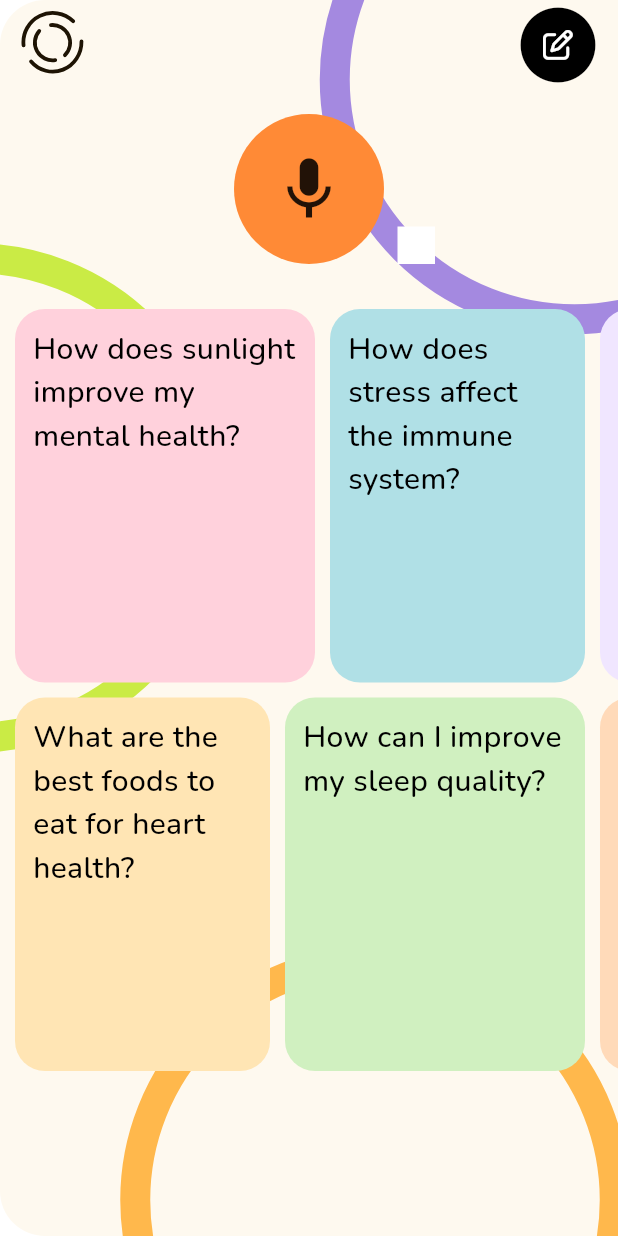
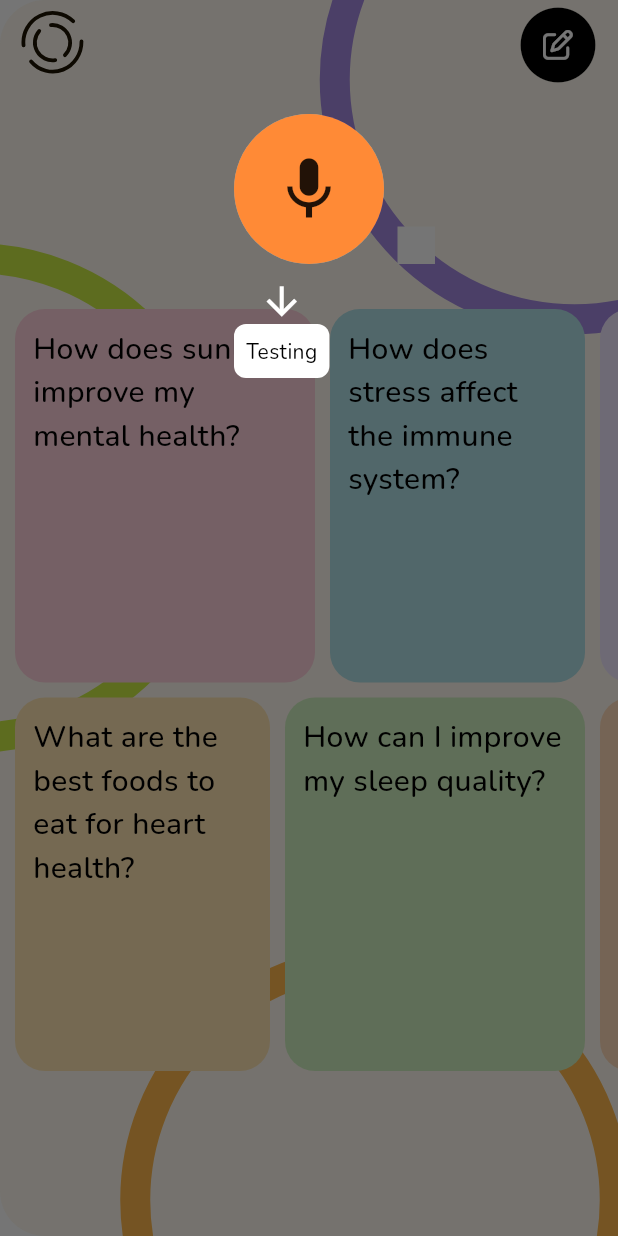
Before and after one commit to KhromeM/meddy, a Flutter app: the screen it shows once a user with an empty profile is signed in, on a phone screen of 412 x 824 dp. Run offline on Flutter 3.47's test engine with Material 3 defaults, Android fonts, the phone set to English and light mode, and no system bars; our stand-ins replace firebase_auth, firebase_core, flutter_markdown, flutter_riverpod, flutter_svg, font_awesome_flutter and 3 more; missing offline and left inert: jumping_dot, record, sound_stream; accounts and stored records are empty.

Commit message:
added tutorial_overlay in home page for mic

```diff
--- a/mobile/lib/pages/my_home_page.dart
+++ b/mobile/lib/pages/my_home_page.dart
@@ -5,6 +5,7 @@ import 'package:meddymobile/widgets/high_contrast_mode.dart';
 import 'package:meddymobile/widgets/main_background.dart';
 import 'package:meddymobile/widgets/mic_page.dart';
 import 'package:meddymobile/widgets/custom_app_bar.dart';
+import 'package:meddymobile/widgets/tutorial_overlay.dart';
 
 class MyHomePage extends StatefulWidget {
   const MyHomePage({super.key});
@@ -56,6 +57,16 @@ class _MyHomePageState extends State<MyHomePage> {
   //   'assets/image20.jpg'
   // ];
 
+  GlobalKey _micButtonKey = GlobalKey();
+
+  @override
+  void initState() {
+    super.initState();
+    WidgetsBinding.instance.addPostFrameCallback((_) {
+      _showTutorial();
+    });
+  }
+
   @override
   Widget build(BuildContext context) {
     final highContrastMode = HighContrastMode.of(context);
@@ -70,6 +81,7 @@ class _MyHomePageState extends State<MyHomePage> {
             children: [
               SizedBox(height: 20),
               InkWell(
+                key: _micButtonKey,
                 onTap: () {
                   _showMic();
                 },
@@ -120,4 +132,24 @@ class _MyHomePageState extends State<MyHomePage> {
       },
     );
   }
+
+  void _showTutorial() {
+    RenderBox renderBox = _micButtonKey.currentContext!
+        .findRenderObject() as RenderBox;
+    Offset position = renderBox.localToGlobal(Offset.zero);
+    Size size = renderBox.size;
+
+    Navigator.of(context).push(
+      PageRouteBuilder(
+        opaque: false,
+        pageBuilder: (_, __, ___) =>
+            TutorialOverlayFullScreen(
+          targetPosition: position +
+              Offset(size.width / 2, size.height / 2),
+          targetSize: size,
+          message: 'Tap here to use the microphone',
+        ),
+      ),
+    );
+  }
 }
--- /dev/null
+++ b/mobile/lib/widgets/tutorial_overlay.dart
@@ -0,0 +1,108 @@
+import 'package:flutter/material.dart';
+
+class TutorialOverlayFullScreen extends StatelessWidget {
+  final Offset targetPosition;
+  final Size targetSize;
+  final String message;
+
+  TutorialOverlayFullScreen({
+    required this.targetPosition,
+    required this.targetSize,
+    required this.message,
+  });
+
+  @override
+  Widget build(BuildContext context) {
+    return Scaffold(
+      backgroundColor: Colors.transparent,
+      body: Stack(
+        children: [
+          GestureDetector(
+            onTap: () {
+              Navigator.of(context).pop();
+            },
+            child: SizedBox(
+              width: double.infinity,
+              height: double.infinity,
+              child: CustomPaint(
+                painter: HolePainter(
+                  holePosition: targetPosition,
+                  holeSize: targetSize,
+                ),
+              ),
+            ),
+          ),
+          Positioned(
+            left:
+                targetPosition.dx - (targetSize.width / 2),
+            top: targetPosition.dy +
+                (targetSize.height / 2) +
+                10,
+            child: Column(
+              children: [
+                Icon(
+                  Icons.arrow_downward,
+                  size: 30,
+                  color: Colors.white,
+                ),
+                Container(
+                  decoration: BoxDecoration(
+                    color: Colors.white,
+                    borderRadius: BorderRadius.circular(8),
+                  ),
+                  padding: const EdgeInsets.all(8),
+                  child: Text(
+                    "Testing",
+                    style: TextStyle(color: Colors.black),
+                  ),
+                ),
+              ],
+            ),
+          ),
+        ],
+      ),
+    );
+  }
+}
+
+class HolePainter extends CustomPainter {
+  final Offset holePosition;
+  final Size holeSize;
+
+  HolePainter(
+      {required this.holePosition, required this.holeSize});
+
+  @override
+  void paint(Canvas canvas, Size size) {
+    // Save the layer and apply a clipping mask
+    canvas.saveLayer(
+        Rect.fromLTWH(0, 0, size.width, size.height),
+        Paint());
+
+    // Draw the dimmed background
+    Paint overlayPaint = Paint()
+      ..color = Colors.black54
+      ..style = PaintingStyle.fill;
+    canvas.drawRect(
+        Rect.fromLTWH(0, 0, size.width, size.height),
+        overlayPaint);
+
+    // Draw the transparent hole
+    Paint clearPaint = Paint()..blendMode = BlendMode.clear;
+    canvas.drawOval(
+      Rect.fromCenter(
+          center: holePosition,
+          width: holeSize.width,
+          height: holeSize.height),
+      clearPaint,
+    );
+
+    // Restore the layer
+    canvas.restore();
+  }
+
+  @override
+  bool shouldRepaint(covariant CustomPainter oldDelegate) {
+    return true;
+  }
+}
```
Also changed, not shown: mobile/lib/pages/chat_page.dart (+94 -44 lines).
